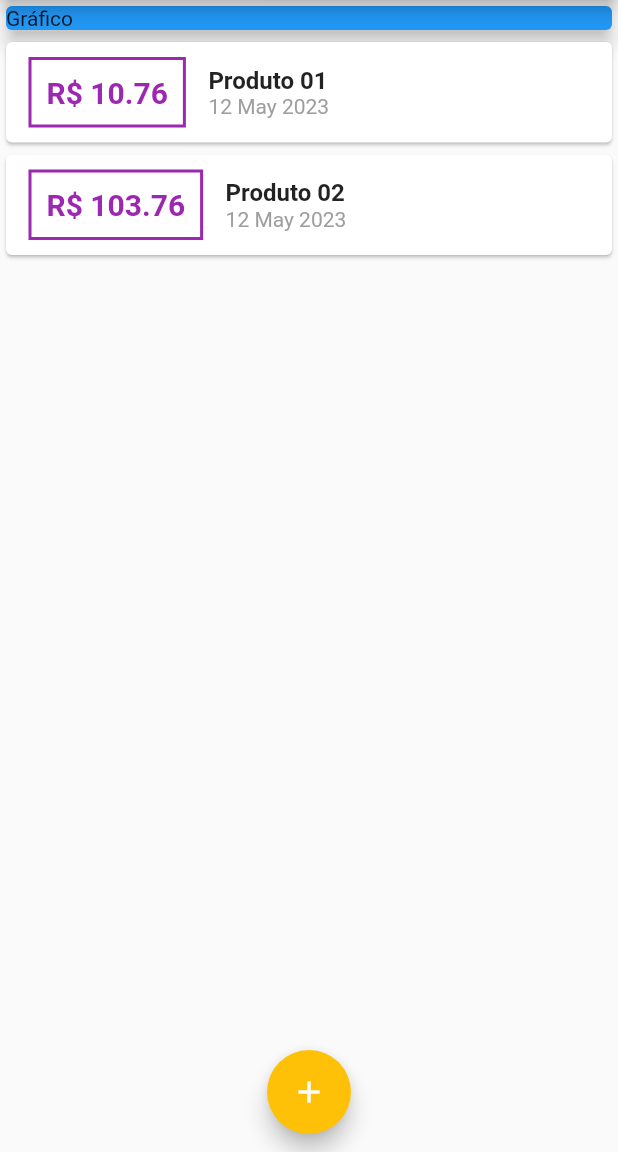
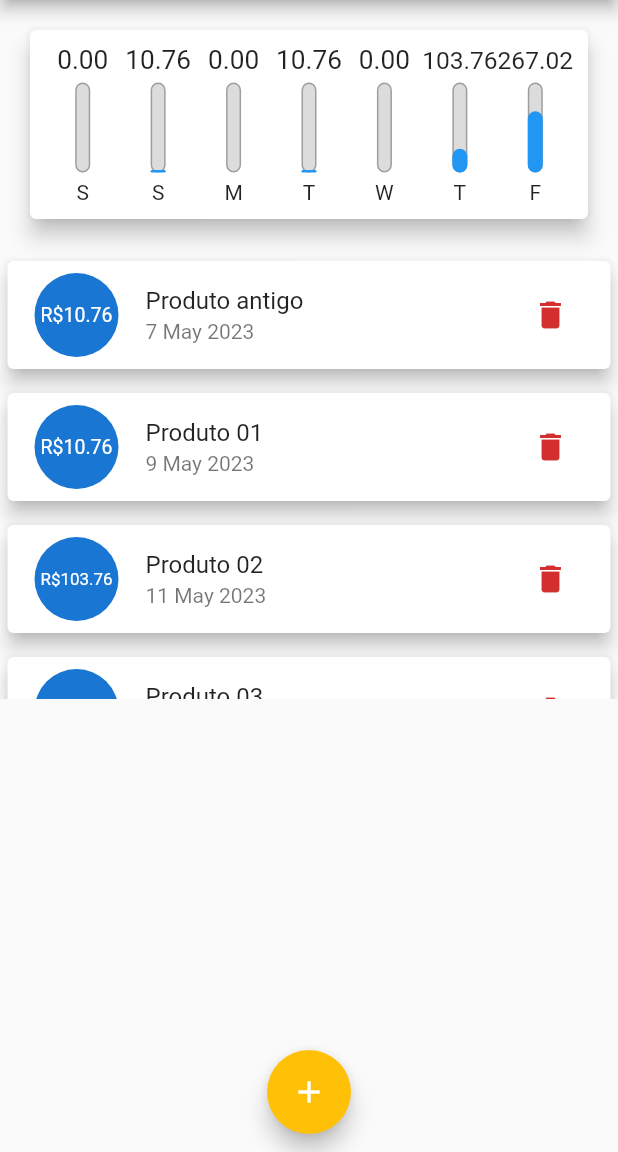
Before and after one commit to moacirviana/expenses, a Flutter app: the screen it shows after launch, on a phone screen of 412 x 824 dp, the part 84-1236 px from its top. Run offline on Flutter 3.47's test engine with Material 2 defaults, Android fonts, the phone set to English and light mode, and no system bars.

Commit message:
ajustes e melhorias

```diff
--- /dev/null
+++ b/lib/components/chart.dart
@@ -0,0 +1,64 @@
+import 'chart_bar.dart';
+import 'package:expenses/models/transaction.dart';
+import 'package:flutter/material.dart';
+import 'package:intl/intl.dart';
+
+class Chart extends StatelessWidget {
+  //const Chart({super.key});
+  final List<Transaction> recentTransaction;
+
+  Chart(this.recentTransaction);
+
+  List<Map<String, Object>> get groupedTransactions {
+    return List.generate(7, (index) {
+      final weekDay = DateTime.now().subtract(Duration(days: index));
+
+      double totalSum = 0.0;
+
+      for (var i = 0; i < recentTransaction.length; i++) {
+        bool sameDay = (recentTransaction[i].date.day == weekDay.day);
+        bool sameMonth = (recentTransaction[i].date.month == weekDay.month);
+        bool sameYear = (recentTransaction[i].date.year == weekDay.year);
+        if (sameDay && sameMonth && sameYear) {
+          totalSum += recentTransaction[i].value;
+        }
+      }
+
+      return {'day': DateFormat.E().format(weekDay)[0], 'value': totalSum};
+    }).reversed.toList();
+  }
+
+  double get _weekTotalValue {
+    return groupedTransactions.fold(0.0, (sum, item) {
+      return sum + (item['value'] as double);
+    });
+  }
+
+  @override
+  Widget build(BuildContext context) {
+    print(_weekTotalValue);
+    return Card(
+      elevation: 6,
+      margin: EdgeInsets.all(20),
+      child: Padding(
+        padding: const EdgeInsets.all(10),
+        child: Row(
+          mainAxisAlignment: MainAxisAlignment.spaceAround,
+          children: groupedTransactions.map((tr) {
+            return Flexible(
+              fit: FlexFit.tight,
+              child: ChartBar(
+                label: tr['day'].toString(),
+                value: double.parse(tr['value'].toString()),
+                percentage: _weekTotalValue == 0
+                    ? 0
+                    : (tr['value'] as double) / _weekTotalValue,
+              ),
+            );
+            //Text('${tr['day']}: ${tr['value']}');
+          }).toList(),
+        ),
+      ),
+    );
+  }
+}
--- /dev/null
+++ b/lib/components/chart_bar.dart
@@ -0,0 +1,57 @@
+import 'package:flutter/material.dart';
+
+class ChartBar extends StatelessWidget {
+  //const ChartBar({super.key});
+
+  final String label;
+  final double value;
+  final double percentage;
+
+  ChartBar({
+    required this.label,
+    required this.value,
+    required this.percentage,
+  });
+
+  @override
+  Widget build(BuildContext context) {
+    return Column(
+      children: [
+        Container(
+            height: 20,
+            child: FittedBox(child: Text('${value.toStringAsFixed(2)}'))),
+        const SizedBox(height: 5),
+        Container(
+          height: 60,
+          width: 10,
+          child: Stack(
+            alignment: Alignment.bottomCenter,
+            children: [
+              Container(
+                decoration: BoxDecoration(
+                    border: Border.all(
+                      color: Colors.grey,
+                      width: 1.0,
+                    ),
+                    color: const Color.fromRGBO(220, 220, 220, 1),
+                    borderRadius: BorderRadius.circular(5)),
+              ),
+              FractionallySizedBox(
+                heightFactor: percentage,
+                child: Container(
+                  decoration: BoxDecoration(
+                      color: Theme.of(context).primaryColor,
+                      borderRadius: BorderRadius.circular(5)),
+                ),
+              ),
+            ],
+          ),
+        ),
+        const SizedBox(
+          height: 5,
+        ),
+        Text(label)
+      ],
+    );
+  }
+}
--- a/lib/components/transaction_form.dart
+++ b/lib/components/transaction_form.dart
@@ -1,7 +1,8 @@
 import 'package:flutter/material.dart';
+import 'package:intl/intl.dart';
 
 class TransactionForm extends StatefulWidget {
-  final void Function(String, double) onSubmit;
+  final void Function(String, double, DateTime) onSubmit;
 
   TransactionForm(this.onSubmit);
 
@@ -10,17 +11,34 @@ class TransactionForm extends StatefulWidget {
 }
 
 class _TransactionFormState extends State<TransactionForm> {
-  final titleController = TextEditingController();
-
-  final valueController = TextEditingController();
+  final _titleController = TextEditingController();
+  final _valueController = TextEditingController();
+  DateTime _selectedDate = DateTime.now();
+  //DateTime? _selectedDate = null;
 
   _submitForm() {
-    final title = titleController.text;
-    final value = double.tryParse(valueController.text) ?? 0.0;
-    if (title.isEmpty || value <= 0) {
+    final title = _titleController.text;
+    final value = double.tryParse(_valueController.text) ?? 0.0;
+    if (title.isEmpty || value <= 0 || _selectedDate == null) {
       return;
     }
-    widget.onSubmit(title, value);
+    widget.onSubmit(title, value, _selectedDate);
+  }
+
+  _showDatePicker() {
+    showDatePicker(
+      context: context,
+      initialDate: DateTime.now(),
+      firstDate: DateTime(2020),
+      lastDate: DateTime.now(),
+    ).then((pickedDate) {
+      if (pickedDate == null) {
+        return;
+      }
+      setState(() {
+        _selectedDate = pickedDate;
+      });
+    });
   }
 
   @override
@@ -32,18 +50,41 @@ class _TransactionFormState extends State<TransactionForm> {
         child: Column(
           children: [
             TextField(
-              controller: titleController,
+              controller: _titleController,
               onSubmitted: (_) => _submitForm(),
-              decoration: InputDecoration(labelText: 'Título'),
+              decoration: const InputDecoration(
+                labelText: 'Título',
+              ),
             ),
             TextField(
-                controller: valueController,
-                keyboardType: TextInputType.numberWithOptions(decimal: true),
+                controller: _valueController,
+                keyboardType:
+                    const TextInputType.numberWithOptions(decimal: true),
                 onSubmitted: (_) => _submitForm(),
-                decoration: InputDecoration(labelText: 'R\$')),
-            ElevatedButton(
-              child: Text('Nova Transação'),
-              onPressed: _submitForm,
+                decoration: const InputDecoration(
+                  labelText: 'R\$',
+                )),
+            Row(
+              children: [
+                Expanded(
+                  child: Text(_selectedDate == null
+                      ? 'Nenhuma data selecionada'
+                      : 'Data selecionada ${DateFormat('d/M/y').format(_selectedDate)}'),
+                ),
+                TextButton(
+                  onPressed: _showDatePicker,
+                  child: const Text('Selecionar data'),
+                ),
+              ],
+            ),
+            Row(
+              mainAxisAlignment: MainAxisAlignment.end,
+              children: [
+                ElevatedButton(
+                  child: Text('Nova Transação'),
+                  onPressed: _submitForm,
+                ),
+              ],
             )
           ],
         ),
--- a/lib/components/transaction_list.dart
+++ b/lib/components/transaction_list.dart
@@ -4,53 +4,54 @@ import 'package:intl/intl.dart';
 
 class TransactionList extends StatelessWidget {
   final List<Transaction> transactions;
+  final void Function(String) onRemove;
 
-  TransactionList(this.transactions);
+  TransactionList(this.transactions, this.onRemove);
 
   @override
   Widget build(BuildContext context) {
     return Container(
       height: 300,
-      child: ListView.builder(
+      child: transactions.isEmpty
+          ? Column(
+              children: [
+                const Text('Nenhuma transação cadastrada!'),
+                Container(
+                  height: 200,
+                  child: Image.asset(
+                    'assets/images/3060874.png',
+                    fit: BoxFit.cover,
+                  ),
+                )
+              ],
+            )
+          : ListView.builder(
               itemCount: transactions.length,
               itemBuilder: (ctx, index) {
                 final tr = transactions[index];
                 return Card(
-              child: Row(
-            children: [
-              Container(
+                  elevation: 5,
                   margin:
-                    const EdgeInsets.symmetric(horizontal: 15, vertical: 10),
-                decoration: BoxDecoration(
-                    border: Border.all(
-                        color: Theme.of(context).colorScheme.primary,
-                        width: 2)),
-                padding: const EdgeInsets.all(10),
-                child: Text(
-                  'R\$ ${tr.value.toStringAsFixed(2)}',
-                  style: const TextStyle(
-                      fontWeight: FontWeight.bold,
-                      fontSize: 20,
-                      color: Colors.purple),
+                      const EdgeInsets.symmetric(vertical: 8, horizontal: 5),
+                  child: ListTile(
+                    leading: CircleAvatar(
+                      radius: 30,
+                      child: Padding(
+                        padding: const EdgeInsets.all(6),
+                        child: FittedBox(
+                          child: Text('R\$${tr.value}'),
                         ),
                       ),
-              Column(
-                crossAxisAlignment: CrossAxisAlignment.start,
-                children: [
-                  Text(
-                    tr.title,
-                    style: const TextStyle(
-                      fontSize: 16,
-                      fontWeight: FontWeight.bold,
+                    ),
+                    title: Text(tr.title),
+                    subtitle: Text(DateFormat('d MMM y').format(tr.date)),
+                    trailing: IconButton(
+                      icon: const Icon(Icons.delete),
+                      color: Theme.of(context).colorScheme.error,
+                      onPressed: () => onRemove(tr.id),
                     ),
                   ),
-                  Text(
-                      style: const TextStyle(color: Colors.grey),
-                      DateFormat('d MMM y').format(tr.date))
-                ],
-              )
-            ],
-          ));
+                );
               },
             ),
     );
--- a/lib/main.dart
+++ b/lib/main.dart
@@ -1,4 +1,6 @@
 import 'dart:math';
+import 'components/chart.dart';
+
 import 'components/transaction_form.dart';
 import 'package:flutter/material.dart';
 import 'models/transaction.dart';
@@ -12,6 +14,7 @@ class ExpensesApp extends StatelessWidget {
     final ThemeData tema = ThemeData();
 
     return MaterialApp(
+      debugShowCheckedModeBanner: false,
       home: MyHomePage(),
       theme: tema.copyWith(
         colorScheme: tema.colorScheme.copyWith(
@@ -44,25 +47,60 @@ class MyHomePage extends StatefulWidget {
 }
 
 class _MyHomePageState extends State<MyHomePage> {
-  final _transaction = [
+  final List<Transaction> _transaction = [
     Transaction(
-        id: 't1', title: 'Produto 01', value: 10.76, date: DateTime.now()),
+        id: 't1',
+        title: 'Produto antigo',
+        value: 10.76,
+        date: DateTime.now().subtract(const Duration(days: 5))),
     Transaction(
-        id: 't2', title: 'Produto 02', value: 103.76, date: DateTime.now()),
+        id: 't1',
+        title: 'Produto 01',
+        value: 10.76,
+        date: DateTime.now().subtract(const Duration(days: 3))),
+    Transaction(
+        id: 't2',
+        title: 'Produto 02',
+        value: 103.76,
+        date: DateTime.now().subtract(const Duration(days: 1))),
+    Transaction(
+      id: 't3',
+      title: 'Produto 03',
+      value: 10.76,
+      date: DateTime.now(),
+    ),
+    Transaction(
+      id: 't4',
+      title: 'Produto 04',
+      value: 256.26,
+      date: DateTime.now(),
+    ),
   ];
 
-  _addTransaction(String title, double value) {
+  List<Transaction> get _recentTransactions {
+    return _transaction.where((element) {
+      return element.date
+          .isAfter(DateTime.now().subtract(const Duration(days: 7)));
+    }).toList();
+  }
+
+  _addTransaction(String title, double value, DateTime datetime) {
     final newTransaction = Transaction(
         id: Random().nextDouble().toString(),
         title: title,
         value: value,
-        date: DateTime.now());
+        date: datetime);
 
     setState(() {
       _transaction.add(newTransaction);
     });
+    Navigator.of(context).pop();
+  }
 
-    Navigator.of(context).pop();
+  _removeTransaction(String id) {
+    setState(() {
+      _transaction.removeWhere((element) => (element.id == id));
+    });
   }
 
   //const MyHomePage({super.key});
@@ -82,25 +120,18 @@ class _MyHomePageState extends State<MyHomePage> {
         actions: [
           IconButton(
               onPressed: () => _openTransactionFormModal(context),
-              icon: Icon(Icons.add))
+              icon: const Icon(Icons.add))
         ],
       ),
       body: SingleChildScrollView(
         child:
             Column(crossAxisAlignment: CrossAxisAlignment.stretch, children: [
-          Container(
-            width: double.infinity,
-            child: const Card(
-              color: Colors.blue,
-              elevation: 5,
-              child: Text('Gráfico'),
-            ),
-          ),
-          TransactionList(_transaction),
+          Chart(_recentTransactions),
+          TransactionList(_transaction, _removeTransaction),
         ]),
       ),
       floatingActionButton: FloatingActionButton(
-        child: Icon(Icons.add),
+        child: const Icon(Icons.add),
         onPressed: () => _openTransactionFormModal(context),
       ),
       floatingActionButtonLocation:
--- a/pubspec.yaml
+++ b/pubspec.yaml
@@ -59,8 +59,8 @@ flutter:
   uses-material-design: true
 
   # To add assets to your application, add an assets section, like this:
-  # assets:
-  #   - images/a_dot_burr.jpeg
+  assets:
+    - assets/images/3060874.png
   #   - images/a_dot_ham.jpeg
 
   # An image asset can refer to one or more resolution-specific "variants", see
```
Also changed, not shown: assets/images/3060874.png (added). Lines whose indentation alone changed are shown as unchanged.
